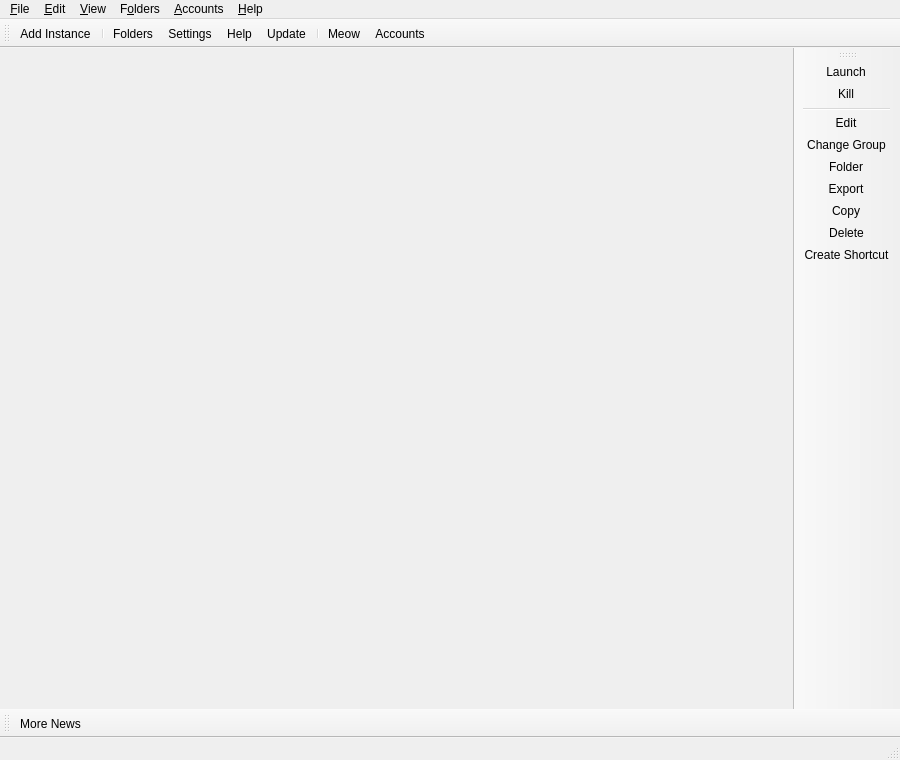
Before: the Qt Designer form launcher/ui/MainWindow.ui in EzfranQ/launchervit, drawn with Qt 5.
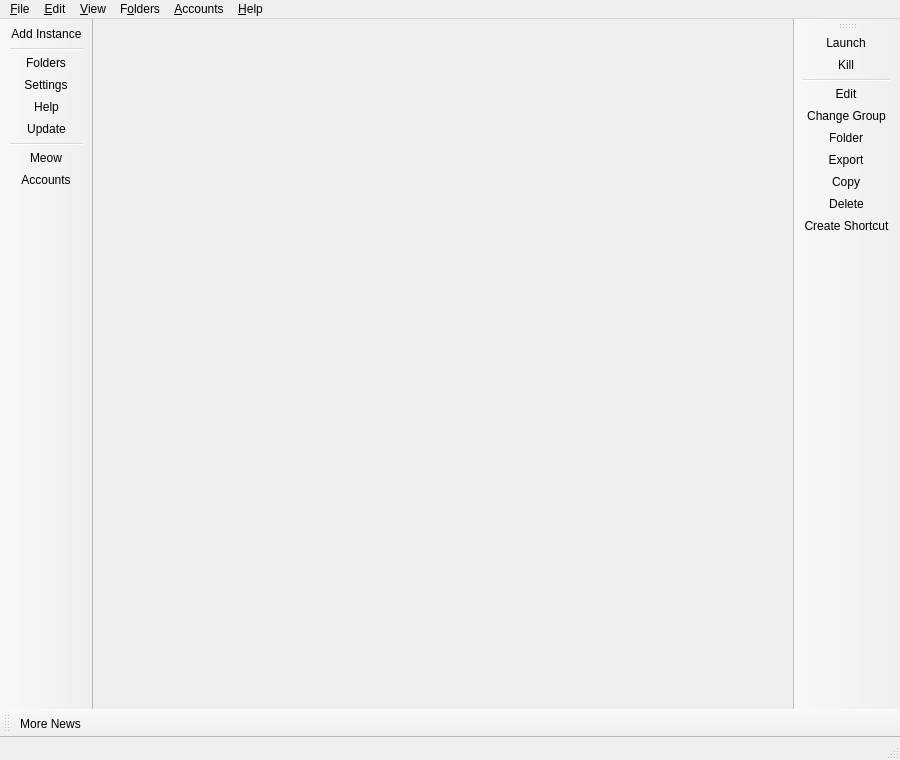
After: the same form once the commit is applied. Icons and pictures are not drawn. Custom widgets are drawn as their Qt base class.

Patch:
```diff
--- a/launcher/ui/MainWindow.ui
+++ b/launcher/ui/MainWindow.ui
@@ -45,18 +45,21 @@
    </property>
    <property name="iconSize">
     <size>
-     <width>20</width>
-     <height>20</height>
+     <width>28</width>
+     <height>28</height>
     </size>
    </property>
    <property name="toolButtonStyle">
-    <enum>Qt::ToolButtonTextBesideIcon</enum>
+    <enum>Qt::ToolButtonIconOnly</enum>
    </property>
    <property name="floatable">
     <bool>false</bool>
    </property>
+   <property name="movable">
+    <bool>false</bool>
+   </property>
    <attribute name="toolBarArea">
-    <enum>TopToolBarArea</enum>
+    <enum>LeftToolBarArea</enum>
    </attribute>
    <attribute name="toolBarBreak">
     <bool>false</bool>
```
Left out of the diff: 2 changed lines with no effect on the pictures.
